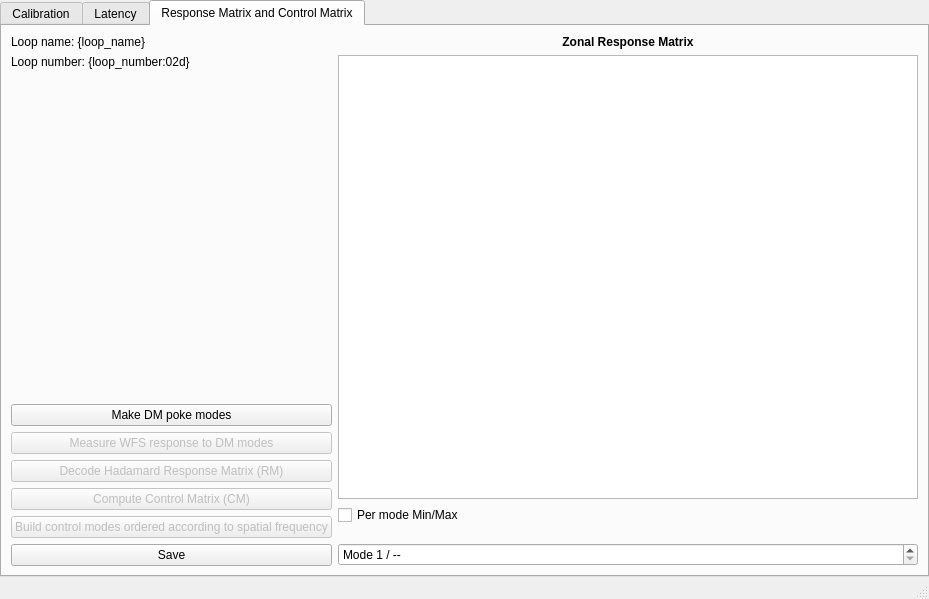
This is guis/ui/calibration.ui in janis-hag/kalao-ics as Qt 5 draws it before an edit. The edited form follows.
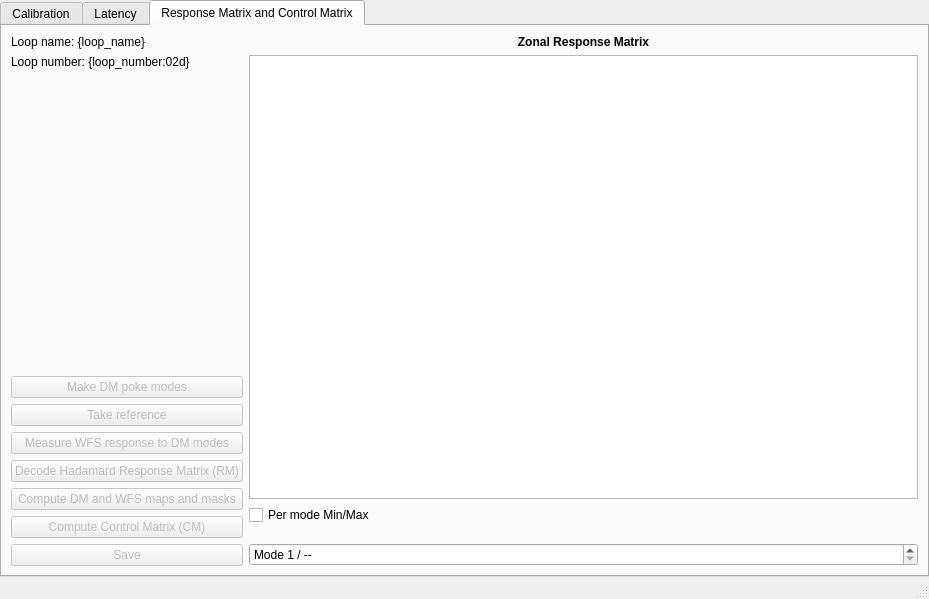
This is the edited form. Custom widgets are drawn as their Qt base class.

Commit message: Update calibration UI and fix database

Patch:
```diff
--- a/guis/ui/calibration.ui
+++ b/guis/ui/calibration.ui
@@ -375,14 +375,27 @@
            </spacer>
           </item>
           <item>
-           <widget class="QPushButton" name="mkDMpokemodes_button">
+           <widget class="QPushButton" name="RMCM_mkDMpokemodes_button">
+            <property name="enabled">
+             <bool>false</bool>
+            </property>
             <property name="text">
              <string>Make DM poke modes</string>
             </property>
            </widget>
           </item>
           <item>
-           <widget class="QPushButton" name="acqlinResp_button">
+           <widget class="QPushButton" name="RMCM_takeref_button">
+            <property name="enabled">
+             <bool>false</bool>
+            </property>
+            <property name="text">
+             <string>Take reference</string>
+            </property>
+           </widget>
+          </item>
+          <item>
+           <widget class="QPushButton" name="RMCM_acqlinResp_button">
             <property name="enabled">
              <bool>false</bool>
             </property>
@@ -402,7 +415,17 @@
            </widget>
           </item>
           <item>
-           <widget class="QPushButton" name="compstrCM_button">
+           <widget class="QPushButton" name="RMCM_RMmkmask_button">
+            <property name="enabled">
+             <bool>false</bool>
+            </property>
+            <property name="text">
+             <string>Compute DM and WFS maps and masks</string>
+            </property>
+           </widget>
+          </item>
+          <item>
+           <widget class="QPushButton" name="RMCM_compCM_button">
             <property name="enabled">
              <bool>false</bool>
             </property>
@@ -416,13 +439,6 @@
             <property name="enabled">
              <bool>false</bool>
             </property>
-            <property name="text">
-             <string>Build control modes ordered according to spatial frequency</string>
-            </property>
-           </widget>
-          </item>
-          <item>
-           <widget class="QPushButton" name="save_button">
             <property name="text">
              <string>Save</string>
             </property>
```
Left out of the diff: 16 changed lines with no effect on the pictures. The commit also changes 12 other files.
